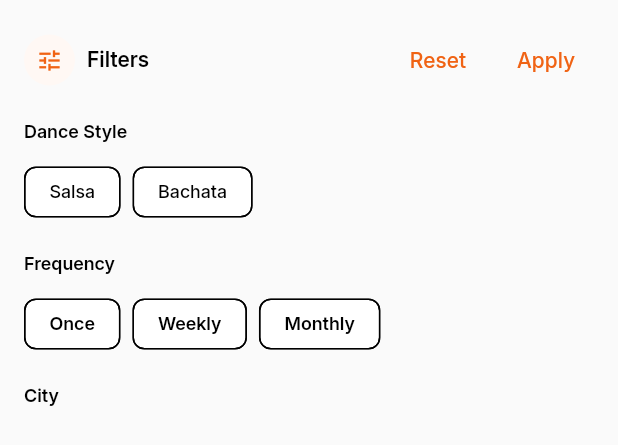
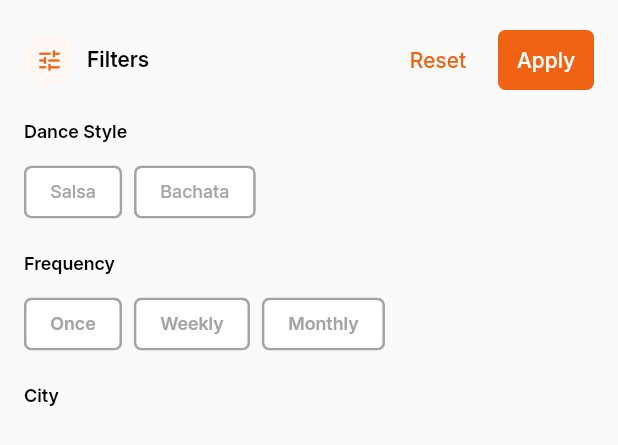
Before and after one commit to nathikazad/danceinsf, a Flutter app: the FilterModalWidget widget shown alone on an empty page, opened directly with empty values, on a phone screen of 412 x 824 dp. Shown: the top 445 px of the screen. Run offline on Flutter 3.47's test engine with Material 3 defaults, Android fonts, the light colour scheme and no system bars; our stand-ins replace file_picker, flutter_riverpod, flutter_svg, go_router, google_sign_in, image_picker and 4 more; missing offline and left inert: flutter_pdfview, flutter_svg_icons; accounts and stored records are empty; network calls fail.

Commit message:
fixed theme problem in filter bottom sheet

```diff
--- a/flutter_application/lib/widgets/list_event_widgets/event_filters/event_filters_widget.dart
+++ b/flutter_application/lib/widgets/list_event_widgets/event_filters/event_filters_widget.dart
@@ -14,6 +14,7 @@ class FilterModalWidget extends ConsumerStatefulWidget {
     required this.controller,
     required this.cities,
   });
+
 
   @override
   ConsumerState<FilterModalWidget> createState() => _FilterModalWidgetState();
@@ -70,15 +71,17 @@ class _FilterModalWidgetState extends ConsumerState<FilterModalWidget> {
                   padding: const EdgeInsets.all(8),
                   decoration: BoxDecoration(
                     color: Theme.of(context).colorScheme.secondaryContainer,
-                      borderRadius: BorderRadius.circular(100)),
+                    borderRadius: BorderRadius.circular(100),
+                  ),
                   child: const Icon(Icons.tune, size: 18),
                 ),
                 const SizedBox(width: 8),
-                Text('Filters',
-                    style: Theme.of(context)
-                        .textTheme
-                        .headlineSmall
-                        ?.copyWith(fontSize: 14)),
+                Text(
+                  'Filters',
+                  style: Theme.of(
+                    context,
+                  ).textTheme.headlineSmall?.copyWith(fontSize: 14),
+                ),
                 const Spacer(),
                 TextButton(
                   onPressed: _resetFilters,
@@ -86,10 +89,19 @@ class _FilterModalWidgetState extends ConsumerState<FilterModalWidget> {
                 ),
                 const SizedBox(width: 8),
                 TextButton(
+                  style: TextButton.styleFrom(
+                    shape: RoundedRectangleBorder(
+                      borderRadius: BorderRadius.circular(5),
+                    ),
+                    backgroundColor: Theme.of(context).colorScheme.primary,
+                  ),
                   onPressed: () {
                     Navigator.pop(context);
                   },
-                  child: const Text('Apply'),
+                  child: const Text(
+                    'Apply',
+                    style: TextStyle(color: Colors.white),
+                  ),
                 ),
               ],
             ),
@@ -142,26 +154,48 @@ class StyleFilterSection extends StatelessWidget {
     return Column(
       crossAxisAlignment: CrossAxisAlignment.start,
       children: [
-        Text('Dance Style',
-            style: Theme.of(context)
-                .textTheme
-                .headlineSmall
-                ?.copyWith(fontSize: 12)),
+        Text(
+          'Dance Style',
+          style: Theme.of(
+            context,
+          ).textTheme.headlineSmall?.copyWith(fontSize: 12),
+        ),
         const SizedBox(height: 8),
         Wrap(
           spacing: 8,
-          children: styles
-              .map((style) => ChoiceChip(
+          children:
+              styles
+                  .map(
+                    (style) => ChoiceChip(
+                      showCheckmark: false,
+                      shape: RoundedRectangleBorder(
+                        borderRadius: BorderRadius.circular(5),
+                        side: BorderSide(
+                          width: 1.5,
+                          color:
+                              selectedStyles.contains(style)
+                                  ? Theme.of(context).colorScheme.primary
+                                  : Theme.of(context).colorScheme.tertiary,
+                        ),
+                      ),
                       label: Text(
                         style,
-                      style: Theme.of(context)
-                          .textTheme
-                          .headlineSmall
-                          ?.copyWith(fontSize: 12, fontWeight: FontWeight.w500),
+                        style: Theme.of(
+                          context,
+                        ).textTheme.headlineSmall?.copyWith(
+                          fontSize: 12,
+                          fontWeight: FontWeight.w500,
+                          color:
+                              selectedStyles.contains(style)
+                                  ? Theme.of(context).colorScheme.primary
+                                  : Theme.of(context).colorScheme.tertiary,
+                        ),
                       ),
                       selected: selectedStyles.contains(style),
-                    onSelected: (selected) => onStyleSelected(style, selected),
-                  ))
+                      onSelected:
+                          (selected) => onStyleSelected(style, selected),
+                    ),
+                  )
                   .toList(),
         ),
       ],
@@ -186,25 +220,47 @@ class FrequencyFilterSection extends StatelessWidget {
     return Column(
       crossAxisAlignment: CrossAxisAlignment.start,
       children: [
-        Text('Frequency',
-            style: Theme.of(context)
-                .textTheme
-                .headlineSmall
-                ?.copyWith(fontSize: 12)),
+        Text(
+          'Frequency',
+          style: Theme.of(
+            context,
+          ).textTheme.headlineSmall?.copyWith(fontSize: 12),
+        ),
         const SizedBox(height: 8),
         Wrap(
           spacing: 8,
-          children: frequencies
-              .map((freq) => ChoiceChip(
-                    label: Text(freq,
-                        style: Theme.of(context)
-                            .textTheme
-                            .headlineSmall
-                            ?.copyWith(fontSize: 12)),
+          children:
+              frequencies
+                  .map(
+                    (freq) => ChoiceChip(
+                      showCheckmark: false,
+                      shape: RoundedRectangleBorder(
+                        borderRadius: BorderRadius.circular(5),
+                        side: BorderSide(
+                          width: 1.5,
+                          color:
+                              selectedFrequencies.contains(freq)
+                                  ? Theme.of(context).colorScheme.primary
+                                  : Theme.of(context).colorScheme.tertiary,
+                        ),
+                      ),
+                      label: Text(
+                        freq,
+                        style: Theme.of(
+                          context,
+                        ).textTheme.headlineSmall?.copyWith(
+                          fontSize: 12,
+                          color:
+                              selectedFrequencies.contains(freq)
+                                  ? Theme.of(context).colorScheme.primary
+                                  : Theme.of(context).colorScheme.tertiary,
+                        ),
+                      ),
                       selected: selectedFrequencies.contains(freq),
-                    onSelected: (selected) =>
-                        onFrequencySelected(freq, selected),
-                  ))
+                      onSelected:
+                          (selected) => onFrequencySelected(freq, selected),
+                    ),
+                  )
                   .toList(),
         ),
       ],
@@ -229,24 +285,46 @@ class CityFilterSection extends StatelessWidget {
     return Column(
       crossAxisAlignment: CrossAxisAlignment.start,
       children: [
-        Text('City',
-            style: Theme.of(context)
-                .textTheme
-                .headlineSmall
-                ?.copyWith(fontSize: 12)),
+        Text(
+          'City',
+          style: Theme.of(
+            context,
+          ).textTheme.headlineSmall?.copyWith(fontSize: 12),
+        ),
         const SizedBox(height: 8),
         Wrap(
           spacing: 8,
-          children: cities
-              .map((city) => ChoiceChip(
-                    label: Text(city,
-                        style: Theme.of(context)
-                            .textTheme
-                            .headlineSmall
-                            ?.copyWith(fontSize: 12)),
+          children:
+              cities
+                  .map(
+                    (city) => ChoiceChip(
+                      showCheckmark: false,
+                      shape: RoundedRectangleBorder(
+                        borderRadius: BorderRadius.circular(5),
+                        side: BorderSide(
+                          width: 1.5,
+                          color:
+                              selectedCities.contains(city)
+                                  ? Theme.of(context).colorScheme.primary
+                                  : Theme.of(context).colorScheme.tertiary,
+                        ),
+                      ),
+                      label: Text(
+                        city,
+                        style: Theme.of(
+                          context,
+                        ).textTheme.headlineSmall?.copyWith(
+                          fontSize: 12,
+                          color:
+                              selectedCities.contains(city)
+                                  ? Theme.of(context).colorScheme.primary
+                                  : Theme.of(context).colorScheme.tertiary,
+                        ),
+                      ),
                       selected: selectedCities.contains(city),
                       onSelected: (selected) => onCitySelected(city, selected),
-                  ))
+                    ),
+                  )
                   .toList(),
         ),
       ],
```
Also changed, not shown: flutter_application/lib/main.dart (+6 -14 lines). Lines whose indentation alone changed are shown as unchanged.
